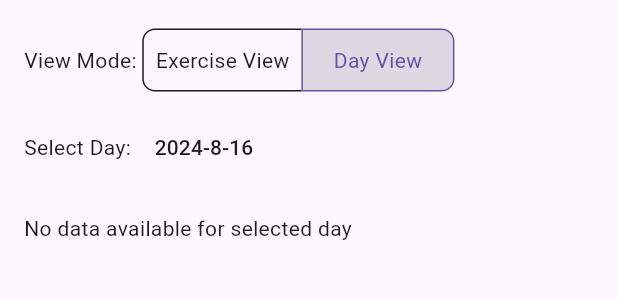
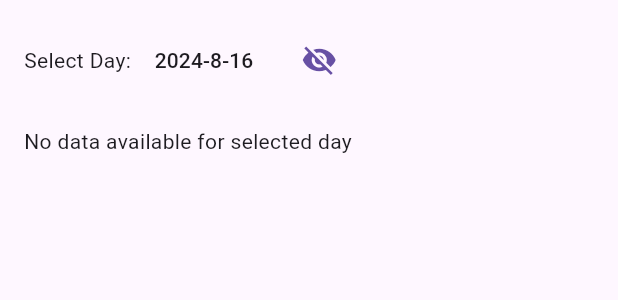
Before and after one commit to andreped/IronFlow, a Flutter app: the SummaryTab widget shown alone on an empty page, opened directly with empty values, on a phone screen of 412 x 824 dp. Shown: the top 300 px of the screen. Run offline on Flutter 3.47's test engine with Material 3 defaults, Android fonts, the phone set to English and light mode, and no system bars; our stand-ins replace fl_chart, sqflite, table_calendar; accounts and stored records are empty.

Commit message:
Fix summary

```diff
--- a/lib/tabs/summary.dart
+++ b/lib/tabs/summary.dart
@@ -136,12 +136,28 @@ class _SummaryTabState extends State<SummaryTab> {
           children: [
             Row(
               children: [
-                const Text('View Mode: '),
-                ToggleButtons(
-                  isSelected: [_isExerciseView, !_isExerciseView],
-                  onPressed: (int index) {
+                _isExerciseView
+                    ? const Text('Select Exercise: ')
+                    : const Text('Select Day: '),
+                _isExerciseView
+                    ? TextButton(
+                        onPressed: () => _showExerciseSelectionModal(context),
+                        child: Text(_selectedExercise ?? 'None', style: TextStyle(color: textColor)),
+                      )
+                    : TextButton(
+                        onPressed: () => _showCalendarModal(context),
+                        child: Text(
+                            '${widget.selectedDay.year}-${widget.selectedDay.month}-${widget.selectedDay.day}', style: TextStyle(color: textColor)),
+                      ),
+                SizedBox(width: 8), // Add space between button and icon
+                IconButton(
+                  icon: Icon(
+                    _isExerciseView ? Icons.visibility : Icons.visibility_off,
+                    color: primaryColor,
+                  ),
+                  onPressed: () {
                     setState(() {
-                      _isExerciseView = index == 0;
+                      _isExerciseView = !_isExerciseView;
                       if (!_isExerciseView) {
                         // Clear exercise data when switching to Day View
                         _selectedExercise = null;
@@ -149,50 +165,9 @@ class _SummaryTabState extends State<SummaryTab> {
                       }
                     });
                   },
-                  color: textColor,
-                  selectedColor: primaryColor,
-                  fillColor: secondaryColor.withOpacity(0.2),
-                  borderColor: textColor,
-                  selectedBorderColor: primaryColor,
-                  borderRadius: BorderRadius.circular(8),
-                  constraints: BoxConstraints(
-                    minHeight: 40.0, // Adjust the height here
-                    minWidth: 100.0, // Adjust the width here
-                  ),
-                  children: const <Widget>[
-                    Padding(
-                      padding: EdgeInsets.symmetric(horizontal: 8.0), // Adjust horizontal padding here
-                      child: Text('Exercise View'),
-                    ),
-                    Padding(
-                      padding: EdgeInsets.symmetric(horizontal: 8.0), // Adjust horizontal padding here
-                      child: Text('Day View'),
-                    ),
-                  ],
-                )
+                ),
               ],
             ),
-            const SizedBox(height: 10),
-            _isExerciseView
-                ? Row(
-                    children: [
-                      const Text('Select Exercise: '),
-                      TextButton(
-                        onPressed: () => _showExerciseSelectionModal(context),
-                        child: Text(_selectedExercise ?? 'None', style: TextStyle(color: textColor)),
-                      ),
-                    ],
-                  )
-                : Row(
-                    children: [
-                      const Text('Select Day: '),
-                      TextButton(
-                        onPressed: () => _showCalendarModal(context),
-                        child: Text(
-                            '${widget.selectedDay.year}-${widget.selectedDay.month}-${widget.selectedDay.day}', style: TextStyle(color: textColor)),
-                      ),
-                    ],
-                  ),
             const SizedBox(height: 20),
             _isExerciseView && _selectedExercise != null
                 ? _dailyRecords.isEmpty
```
